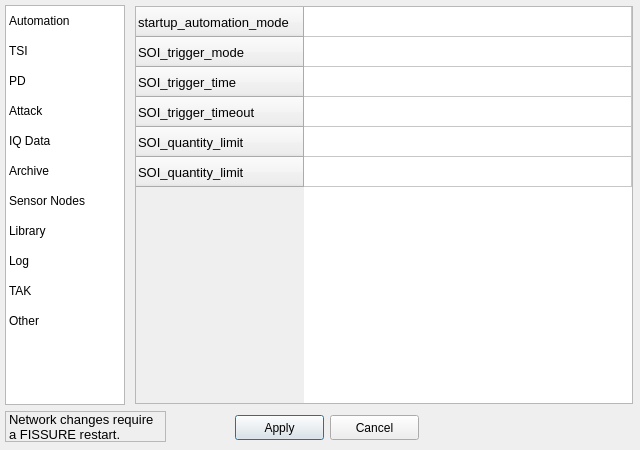
Qt form UI/options.ui (Spencerx/FISSURE) before a commit.
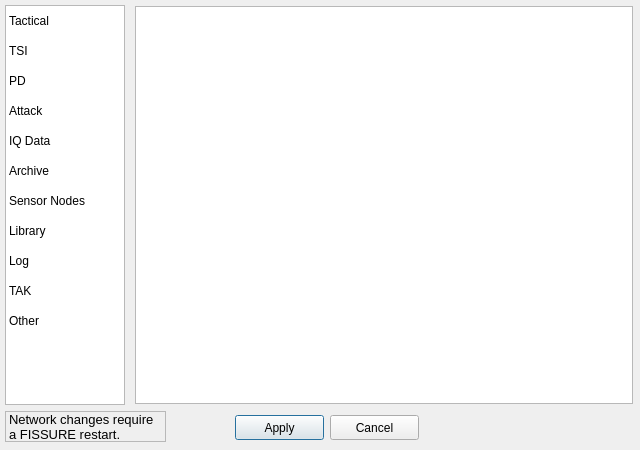
The same form after that commit. Icons and pictures are not drawn.

Commit message: New Tactical tab, TAK alerts without pins, fixing target list imports

What changed in the file:
```diff
--- a/UI/options.ui
+++ b/UI/options.ui
@@ -48,7 +48,7 @@
    </property>
    <item>
     <property name="text">
-     <string>Automation</string>
+     <string>Tactical</string>
     </property>
    </item>
    <item>
@@ -156,81 +156,11 @@
       <attribute name="verticalHeaderStretchLastSection">
        <bool>false</bool>
       </attribute>
-      <row>
-       <property name="text">
-        <string>startup_automation_mode</string>
-       </property>
-       <property name="font">
-        <font>
-         <pointsize>10</pointsize>
-        </font>
-       </property>
-      </row>
-      <row>
-       <property name="text">
-        <string>SOI_trigger_mode</string>
-       </property>
-       <property name="font">
-        <font>
-         <pointsize>10</pointsize>
-        </font>
-       </property>
-      </row>
-      <row>
-       <property name="text">
-        <string>SOI_trigger_time</string>
-       </property>
-       <property name="font">
-        <font>
-         <pointsize>10</pointsize>
-        </font>
-       </property>
-      </row>
-      <row>
-       <property name="text">
-        <string>SOI_trigger_timeout</string>
-       </property>
-       <property name="font">
-        <font>
-         <pointsize>10</pointsize>
-        </font>
-       </property>
-      </row>
-      <row>
-       <property name="text">
-        <string>SOI_quantity_limit</string>
-       </property>
-       <property name="font">
-        <font>
-         <pointsize>10</pointsize>
-        </font>
-       </property>
-      </row>
-      <row>
-       <property name="text">
-        <string>SOI_quantity_limit</string>
-       </property>
-       <property name="font">
-        <font>
-         <pointsize>10</pointsize>
-        </font>
-       </property>
-      </row>
       <column>
        <property name="text">
         <string/>
        </property>
       </column>
-      <item row="0" column="0">
-       <property name="text">
-        <string/>
-       </property>
-       <property name="font">
-        <font>
-         <pointsize>10</pointsize>
-        </font>
-       </property>
-      </item>
      </widget>
     </widget>
     <widget class="QWidget" name="page_2">
```
Left out of the diff: 2 changed lines with no effect on the pictures. The commit also changes 328 other files.
